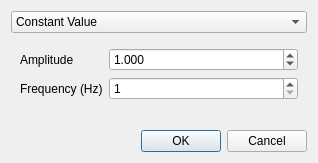
Qt form source/simulatedreader_dialog.ui (d06alexandrov/u-scope) before a commit.
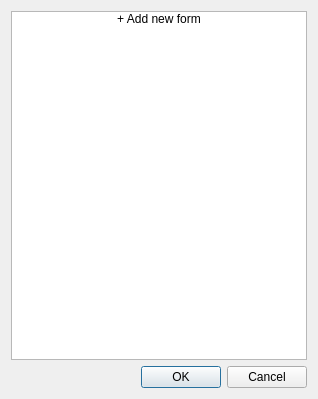
The same form after that commit. The open tabs and pages were chosen to show the change.

Commit message: Allow multiple forms with the same simulated source

What changed in the file:
```diff
--- a/source/simulatedreader_dialog.ui
+++ b/source/simulatedreader_dialog.ui
@@ -7,7 +7,7 @@
     <x>0</x>
     <y>0</y>
     <width>318</width>
-    <height>163</height>
+    <height>399</height>
    </rect>
   </property>
   <property name="sizePolicy">
@@ -21,100 +21,20 @@
   </property>
   <layout class="QVBoxLayout" name="verticalLayout">
    <item>
-    <widget class="QComboBox" name="graphType">
+    <widget class="QListWidget" name="simulationForms">
      <item>
       <property name="text">
-       <string>Constant Value</string>
+       <string>+ Add new form</string>
       </property>
-     </item>
-     <item>
-      <property name="text">
-       <string>Sinusoidal Wave</string>
+      <property name="textAlignment">
+       <set>AlignCenter</set>
       </property>
+      <property name="flags">
+       <set>ItemIsEnabled</set>
+      </property>
      </item>
     </widget>
    </item>
-   <item>
-    <widget class="QStackedWidget" name="configStackedWidget">
-     <property name="sizePolicy">
-      <sizepolicy hsizetype="Minimum" vsizetype="Minimum">
-       <horstretch>0</horstretch>
-       <verstretch>0</verstretch>
-      </sizepolicy>
-     </property>
-     <property name="currentIndex">
-      <number>0</number>
-     </property>
-     <widget class="QWidget" name="constantVariables">
-      <layout class="QFormLayout" name="formLayout_2">
-       <item row="0" column="0">
-        <widget class="QLabel" name="label">
-         <property name="text">
-          <string>Value</string>
-         </property>
-        </widget>
-       </item>
-       <item row="0" column="1">
-        <widget class="QDoubleSpinBox" name="constantValue">
-         <property name="decimals">
-          <number>3</number>
-         </property>
-         <property name="minimum">
-          <double>-1000.000000000000000</double>
-         </property>
-         <property name="maximum">
-          <double>1000.000000000000000</double>
-         </property>
-        </widget>
-       </item>
-      </layout>
-     </widget>
-     <widget class="QWidget" name="sinusoidalVariables">
-      <layout class="QFormLayout" name="formLayout">
-       <item row="0" column="0">
-        <widget class="QLabel" name="label_2">
-         <property name="text">
-          <string>Amplitude</string>
-         </property>
-        </widget>
-       </item>
-       <item row="0" column="1">
-        <widget class="QDoubleSpinBox" name="sinusoidalAmplitude">
-         <property name="decimals">
-          <number>3</number>
-         </property>
-         <property name="minimum">
-          <double>0.001000000000000</double>
-         </property>
-         <property name="maximum">
-          <double>1000.000000000000000</double>
-         </property>
-         <property name="value">
-          <double>1.000000000000000</double>
-         </property>
-        </widget>
-       </item>
-       <item row="1" column="0">
-        <widget class="QLabel" name="label_3">
-         <property name="text">
-          <string>Frequency (Hz)</string>
-         </property>
-        </widget>
-       </item>
-       <item row="1" column="1">
-        <widget class="QSpinBox" name="sinusoidalFrequency">
-         <property name="minimum">
-          <number>1</number>
-         </property>
-         <property name="maximum">
-          <number>1000000</number>
-         </property>
-        </widget>
-       </item>
-      </layout>
-     </widget>
-    </widget>
-   </item>
    <item>
     <widget class="QDialogButtonBox" name="buttonBox">
      <property name="orientation">
```
The commit also changes 13 other files.
